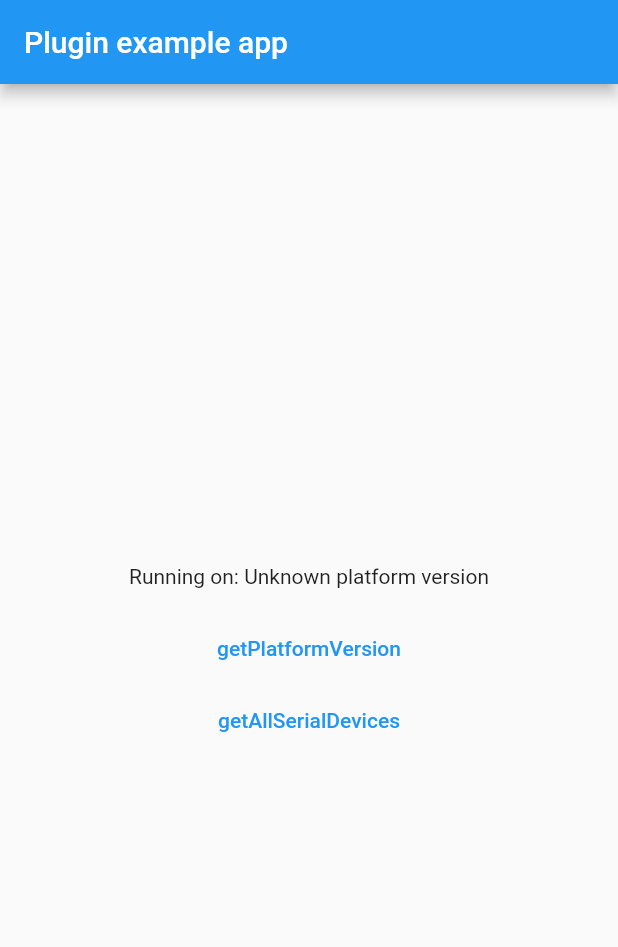
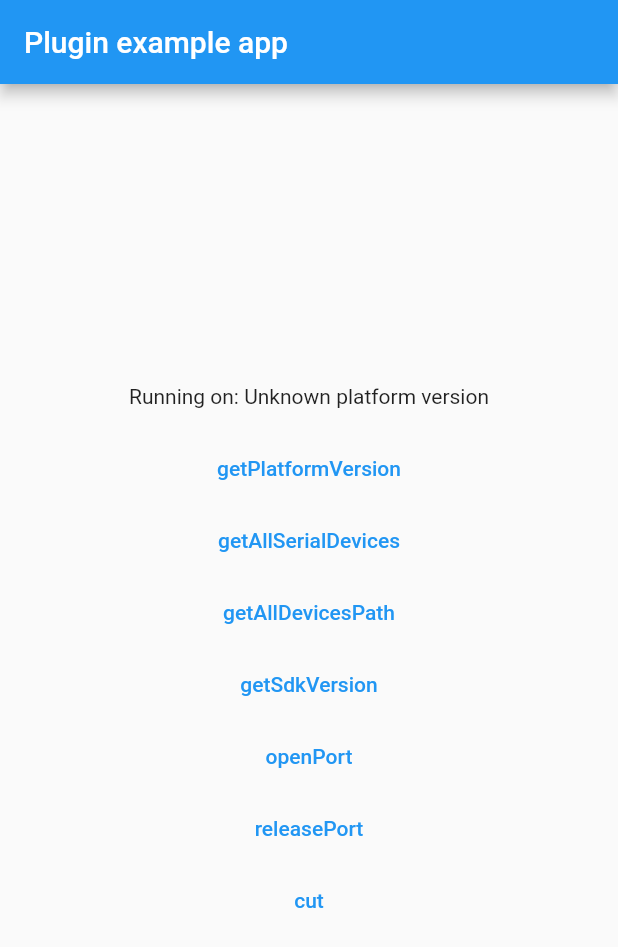
Before and after one commit to liasica/flutter_ticket_bridge_sq800, a Flutter app: the screen it shows after launch, on a phone screen of 412 x 824 dp. Shown: the top 947 px of the screen. Run offline on Flutter 3.47's test engine with Material 2 defaults, Android fonts, the phone set to English and light mode, and no system bars; our stand-ins replace plugin_platform_interface.

Commit message:
添加接口

```diff
--- a/example/lib/main.dart
+++ b/example/lib/main.dart
@@ -17,6 +17,7 @@ class MyApp extends StatefulWidget {
 
 class _MyAppState extends State<MyApp> {
   String _platformVersion = 'Unknown';
+  int _fd = 0;
   final _ticketBridgePlugin = TicketBridge();
 
   @override
@@ -72,6 +73,46 @@ class _MyAppState extends State<MyApp> {
                 },
                 child: const Text('getAllSerialDevices'),
               ),
+              TextButton(
+                onPressed: () async {
+                  final result = await _ticketBridgePlugin.getAllDevicesPath();
+                  print(result);
+                },
+                child: const Text('getAllDevicesPath'),
+              ),
+              TextButton(
+                onPressed: () async {
+                  final result = await _ticketBridgePlugin.getSdkVersion();
+                  print(result);
+                },
+                child: const Text('getSdkVersion'),
+              ),
+              TextButton(
+                onPressed: () async {
+                  final result = await _ticketBridgePlugin.openPort('/dev/ttyS0', baudRate: 9600);
+                  print('端口打开结果: result = $result');
+                  if (result > -1) {
+                    setState(() {
+                      _fd = result;
+                    });
+                  }
+                },
+                child: const Text('openPort'),
+              ),
+              TextButton(
+                onPressed: () async {
+                  final result = await _ticketBridgePlugin.releasePort(_fd);
+                  print('释放结果: fd = $_fd, result = $result');
+                },
+                child: const Text('releasePort'),
+              ),
+              TextButton(
+                onPressed: () async {
+                  final result = await _ticketBridgePlugin.cut(_fd, 0, 1, 2, 10);
+                  print('切票结果: fd = $_fd, result = $result');
+                },
+                child: const Text('cut'),
+              ),
             ],
           ),
         ),
--- a/lib/ticket_bridge.dart
+++ b/lib/ticket_bridge.dart
@@ -1,11 +1,49 @@
 import 'ticket_bridge_platform_interface.dart';
 
 class TicketBridge {
+  /// 获取平台版本
   Future<String?> getPlatformVersion() {
     return TicketBridgePlatform.instance.getPlatformVersion();
   }
 
+  /// 获取系统中所有串口设备
   Future<List<String>> getAllSerialDevices() {
     return TicketBridgePlatform.instance.getAllSerialDevices();
   }
+
+  /// 获取系统中所有串口设备路径
+  Future<List<String>> getAllDevicesPath() {
+    return TicketBridgePlatform.instance.getAllDevicesPath();
+  }
+
+  /// 获取SDK版本
+  Future<String> getSdkVersion() {
+    return TicketBridgePlatform.instance.getSdkVersion();
+  }
+
+  /// 打开串口
+  /// @param devPath 串口设备路径, 如: /dev/ttyS0
+  /// @param baudRate 波特率 9600(默认) 19200 38400 57600 115200
+  /// @return 串口文件描述符, -1:失败
+  Future<int> openPort(String devPath, {baudRate = 9600}) {
+    return TicketBridgePlatform.instance.openPort(devPath, baudRate);
+  }
+
+  /// 关闭串口
+  /// @param fd 串口文件描述符
+  /// @return 0:成功 -1:失败
+  Future<int> releasePort(int fd) {
+    return TicketBridgePlatform.instance.releasePort(fd);
+  }
+
+  /// 切票
+  /// @param fd 串口文件描述符
+  /// @param addr 出票机机地址
+  /// @param type 票长模式 1:英寸 2:毫米
+  /// @param size 票长
+  /// @param timeout 超时时间
+  /// @return 0:成功 1:无票 2:出票口有票 3:切刀错误 4:卡纸
+  Future<int> cut(int fd, int addr, int type, int size, int timeout) {
+    return TicketBridgePlatform.instance.cut(fd, addr, type, size, timeout);
+  }
 }
--- a/lib/ticket_bridge_method_channel.dart
+++ b/lib/ticket_bridge_method_channel.dart
@@ -20,4 +20,41 @@ class MethodChannelTicketBridge extends TicketBridgePlatform {
     final devices = await methodChannel.invokeMethod('getAllSerialDevices');
     return List<String>.from(devices ?? []);
   }
+
+  @override
+  Future<List<String>> getAllDevicesPath() async {
+    final devices = await methodChannel.invokeMethod('getAllDevicesPath');
+    return List<String>.from(devices ?? []);
+  }
+
+  @override
+  Future<String> getSdkVersion() async {
+    return await methodChannel.invokeMethod('getSdkVersion');
+  }
+
+  @override
+  Future<int> openPort(String devPath, int baudRate) async {
+    return await methodChannel.invokeMethod('openPort', {
+      'devPath': devPath,
+      'baudRate': baudRate,
+    });
+  }
+
+  @override
+  Future<int> releasePort(int fd) async {
+    return await methodChannel.invokeMethod('releasePort', {
+      'fd': fd,
+    });
+  }
+
+  @override
+  Future<int> cut(int fd, int addr, int type, int size, int timeout) async {
+    return await methodChannel.invokeMethod('cut', {
+      'fd': fd,
+      'addr': addr,
+      'type': type,
+      'size': size,
+      'timeout': timeout,
+    });
+  }
 }
--- a/lib/ticket_bridge_platform_interface.dart
+++ b/lib/ticket_bridge_platform_interface.dart
@@ -23,11 +23,49 @@ abstract class TicketBridgePlatform extends PlatformInterface {
     _instance = instance;
   }
 
+  /// 获取平台版本
   Future<String?> getPlatformVersion() {
     throw UnimplementedError('platformVersion() has not been implemented.');
   }
 
+  /// 获取系统中所有串口设备
   Future<List<String>> getAllSerialDevices() {
     throw UnimplementedError('getAllSerialDevices() has not been implemented.');
   }
+
+  /// 获取系统中所有串口设备路径
+  Future<List<String>> getAllDevicesPath() {
+    throw UnimplementedError('getAllDevicesPath() has not been implemented.');
+  }
+
+  /// 获取SDK版本
+  Future<String> getSdkVersion() {
+    throw UnimplementedError('getSdkVersion() has not been implemented.');
+  }
+
+  /// 打开串口
+  /// @param devPath 串口设备路径
+  /// @param baudRate 波特率
+  /// @return 串口文件描述符, -1:失败
+  Future<int> openPort(String devPath, int baudRate) {
+    throw UnimplementedError('devPath() has not been implemented.');
+  }
+
+  /// 关闭串口
+  /// @param fd 串口文件描述符
+  /// @return 0:成功 -1:失败
+  Future<int> releasePort(int fd) {
+    throw UnimplementedError('releasePort() has not been implemented.');
+  }
+
+  /// 切票
+  /// @param fd 串口文件描述符
+  /// @param addr 出票机机地址
+  /// @param type 票长模式 1:英寸 2:毫米
+  /// @param size 票长
+  /// @param timeout 超时时间
+  /// @return 0:成功 1:无票 2:出票口有票 3:切刀错误 4:卡纸
+  Future<int> cut(int fd, int addr, int type, int size, int timeout) {
+    throw UnimplementedError('cut() has not been implemented.');
+  }
 }
```
Also changed, not shown: 1 other file.
